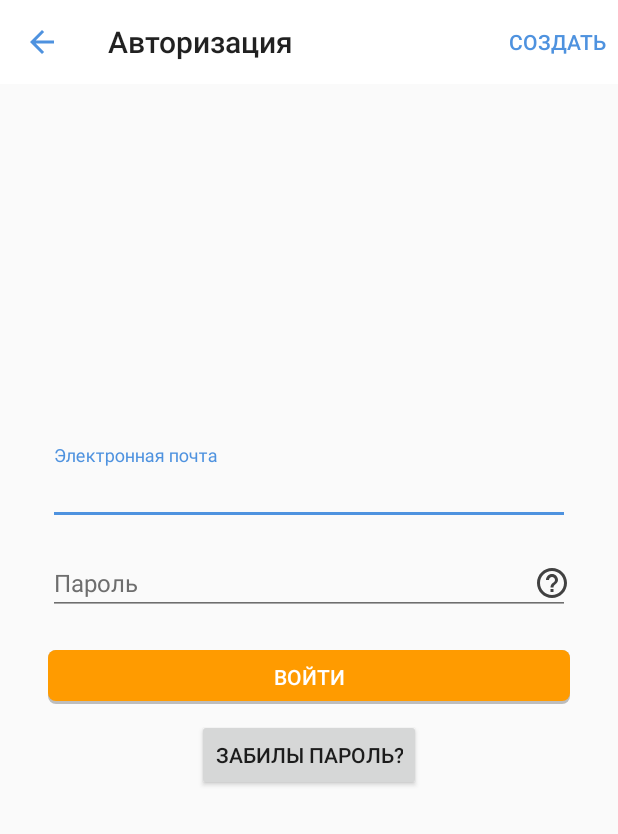
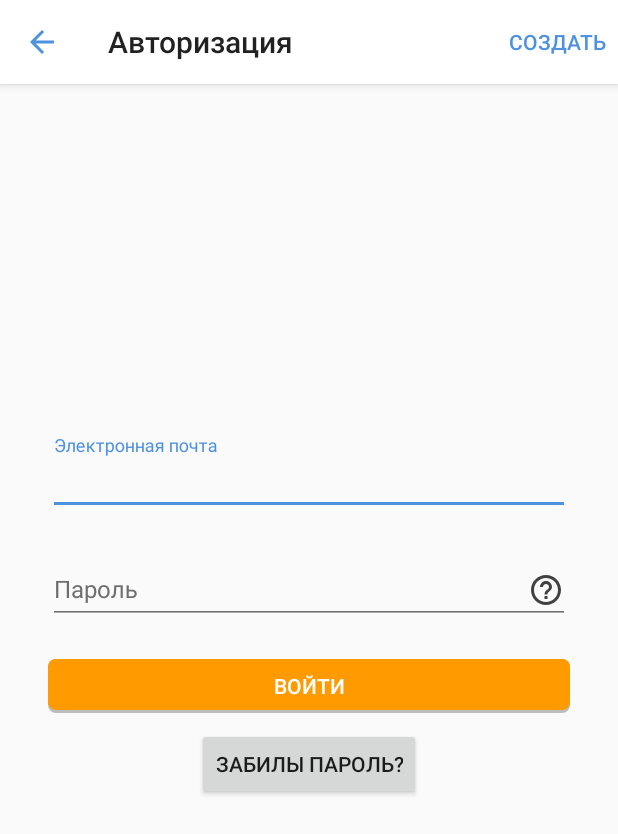
Before and after one commit to Sermilion-xx/HeadsAndHandsTest, an Android app: the SignInActivity screen opened directly, with no data from a screen before it, on a phone screen of 412 x 824 dp. Shown: the top 834 px of the screen. Run offline under Robolectric (Android 15) with nearby library versions, the phone set to English and light mode, and no system bars; our stand-ins replace ButterKnife, Dagger/Hilt's generated code, Timber; libraries missing offline, so code that uses them is left out: com.crashlytics.android, io.fabric.sdk; 1 statement that could not run was skipped.

Commit message:
+ Quick UI fixes

```diff
--- a/app/src/main/java/uk/co/ribot/androidboilerplate/ui/signin/SignInActivity.java
+++ b/app/src/main/java/uk/co/ribot/androidboilerplate/ui/signin/SignInActivity.java
@@ -13,6 +13,7 @@ import android.text.TextWatcher;
 import android.view.LayoutInflater;
 import android.view.Menu;
 import android.view.MenuItem;
+import android.view.MotionEvent;
 import android.view.View;
 import android.view.Window;
 import android.view.inputmethod.InputMethodManager;
@@ -20,6 +21,7 @@ import android.widget.Button;
 import android.widget.EditText;
 import android.widget.FrameLayout;
 import android.widget.ProgressBar;
+import android.widget.TextView;
 
 import java.util.List;
 
@@ -42,8 +44,6 @@ public class SignInActivity extends BaseActivity implements SignInMvpView {
     EditText mEmailField;
     @BindView(R.id.password)
     AppCompatEditText mPasswordField;
-    @BindView(R.id.hint)
-    Button mHintButton;
     @BindView(R.id.login)
     Button mLoginButton;
     @BindView(R.id.progressBar)
@@ -67,6 +67,19 @@ public class SignInActivity extends BaseActivity implements SignInMvpView {
         mMainPresenter.attachView(this);
         mEmailField.addTextChangedListener(buttonStateChanger);
         mPasswordField.addTextChangedListener(buttonStateChanger);
+        mPasswordField.setOnTouchListener(new View.OnTouchListener() {
+            @Override
+            public boolean onTouch(View v, MotionEvent event) {
+                final int DRAWABLE_RIGHT = 2;
+                if(event.getAction() == MotionEvent.ACTION_UP) {
+                    if(event.getRawX() >= (mPasswordField.getRight() - mPasswordField.getCompoundDrawables()[DRAWABLE_RIGHT].getBounds().width())) {
+                        showPasswordHints();
+                        return true;
+                    }
+                }
+                return false;
+            }
+        });
     }
 
     protected void setupToolbar(int title) {
@@ -85,7 +98,7 @@ public class SignInActivity extends BaseActivity implements SignInMvpView {
         mMainPresenter.detachView();
     }
 
-    @OnClick({R.id.forgotPassword, R.id.login, R.id.hint})
+    @OnClick({R.id.forgotPassword, R.id.login})
     public void onClick(Button button) {
         switch (button.getId()) {
             case R.id.login:
@@ -93,9 +106,6 @@ public class SignInActivity extends BaseActivity implements SignInMvpView {
                 break;
             case R.id.forgotPassword:
                 showRestorePasswordDialog();
-                break;
-            case R.id.hint:
-                showPasswordHints();
                 break;
         }
     }
--- a/app/src/main/res/layout/activity_sign_in.xml
+++ b/app/src/main/res/layout/activity_sign_in.xml
@@ -1,13 +1,21 @@
 <?xml version="1.0" encoding="utf-8"?>
 <FrameLayout xmlns:android="http://schemas.android.com/apk/res/android"
     xmlns:tools="http://schemas.android.com/tools"
+    android:id="@+id/content"
     android:layout_width="match_parent"
     android:layout_height="match_parent"
-    tools:context="uk.co.ribot.androidboilerplate.ui.signin.SignInActivity"
-    android:id="@+id/content">
+    tools:context="uk.co.ribot.androidboilerplate.ui.signin.SignInActivity">
 
-    <include layout="@layout/toolbar"
-        android:id="@+id/toolbar"/>
+    <android.support.design.widget.AppBarLayout
+        android:layout_width="match_parent"
+        android:layout_height="wrap_content">
+
+        <include
+            android:id="@+id/toolbar"
+            layout="@layout/toolbar"/>
+
+    </android.support.design.widget.AppBarLayout>
+
 
     <LinearLayout
         android:layout_width="match_parent"
@@ -18,8 +26,8 @@
         <android.support.design.widget.TextInputLayout
             android:layout_width="match_parent"
             android:layout_height="wrap_content"
-            android:theme="@style/TextLabel"
-            android:layout_marginBottom="17dp">
+            android:layout_marginBottom="17dp"
+            android:theme="@style/TextLabel">
 
             <android.support.v7.widget.AppCompatEditText
                 android:id="@+id/email"
@@ -27,50 +35,35 @@
                 android:layout_height="wrap_content"
                 android:layout_marginEnd="32dp"
                 android:layout_marginStart="32dp"
-                android:lines="1"
+                android:ellipsize="start"
                 android:hint="@string/email"
-                android:ellipsize="start"
-                android:inputType="textEmailAddress" />
+                android:inputType="textEmailAddress"
+                android:lines="1" />
 
         </android.support.design.widget.TextInputLayout>
 
         <android.support.design.widget.TextInputLayout
+            android:id="@+id/textInputLayout"
             android:layout_width="match_parent"
             android:layout_height="wrap_content"
-            android:theme="@style/TextLabel"
-            android:layout_marginBottom="23dp">
+            android:layout_marginBottom="23dp"
+            android:layout_marginEnd="32dp"
+            android:layout_marginStart="32dp"
+            android:orientation="horizontal"
+            android:theme="@style/TextLabel">
 
-            <RelativeLayout
+            <android.support.v7.widget.AppCompatEditText
+                android:id="@+id/password"
                 android:layout_width="match_parent"
                 android:layout_height="wrap_content"
-                android:orientation="horizontal"
-                android:layout_marginStart="32dp"
-                android:layout_marginEnd="32dp">
+                android:layout_centerVertical="true"
+                android:drawableEnd="@drawable/ic_help"
+                android:drawableRight="@drawable/ic_help"
+                android:ellipsize="start"
+                android:hint="@string/password"
+                android:maxLines="1" />
+        </android.support.design.widget.TextInputLayout>
 
-                <android.support.v7.widget.AppCompatEditText
-                    android:id="@+id/password"
-                    android:layout_width="match_parent"
-                    android:layout_height="wrap_content"
-                    android:maxLines="1"
-                    android:layout_centerVertical="true"
-                    android:hint="@string/password"
-                    android:ellipsize="start"
-                    android:paddingEnd="30dp"
-                    android:paddingRight="30dp"
-                   />
-
-                <Button
-                    android:id="@+id/hint"
-                    android:layout_width="24dp"
-                    android:layout_height="24dp"
-                    android:layout_alignParentRight="true"
-                    android:layout_alignParentEnd="true"
-                    android:layout_centerVertical="true"
-                    android:background="@drawable/ic_help"/>
-
-            </RelativeLayout>
-
-        </android.support.design.widget.TextInputLayout>
 
         <Button
             android:id="@+id/login"
@@ -89,8 +82,8 @@
             android:id="@+id/forgotPassword"
             android:layout_width="wrap_content"
             android:layout_height="wrap_content"
-            android:text="@string/forgot_password"
-            android:foreground="?attr/selectableItemBackground"/>
+            android:foreground="?attr/selectableItemBackground"
+            android:text="@string/forgot_password" />
 
     </LinearLayout>
 
```
